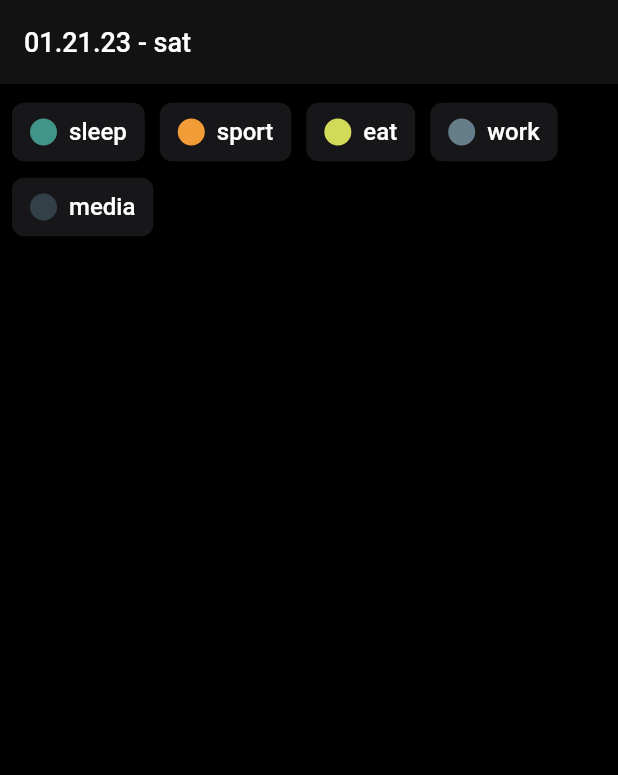
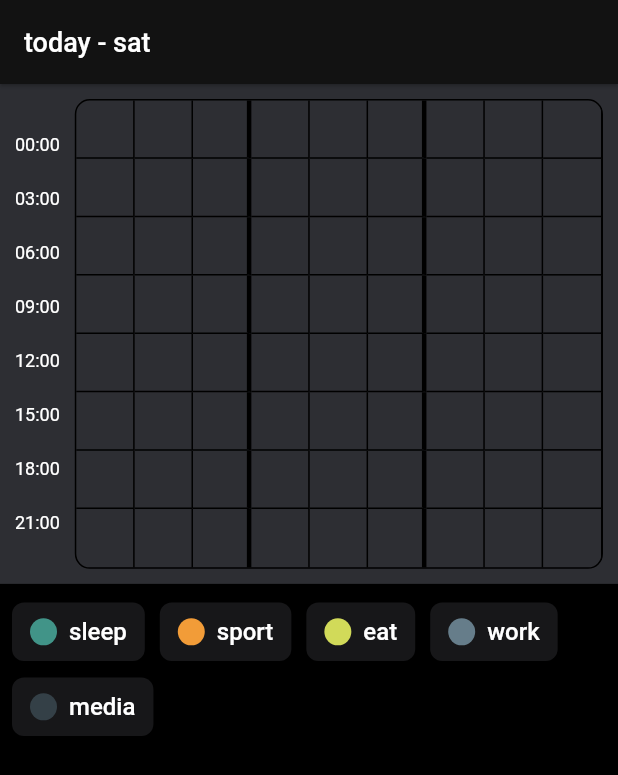
Before and after one commit to AndGreen/smuzy-flutter, a Flutter app: the screen it shows after launch, on a phone screen of 412 x 824 dp. Shown: the top 775 px of the screen. Run offline on Flutter 3.47's test engine with Material 2 defaults, Android fonts, the phone set to English and light mode, and no system bars; our stand-ins replace flutter_hooks, freezed_annotation, functional_widget_annotation, go_router, hooks_riverpod, riverpod_annotation and 1 more.

Commit message:
Day grid section

```diff
--- a/lib/common/theme/colors.dart
+++ b/lib/common/theme/colors.dart
@@ -1,9 +1,12 @@
 import 'package:flutter/material.dart';
 
 class AppColors {
+  static const active = Color(0xffF5FFA7);
   static const white = Color(0xffffffff);
   static const grayDark = Color(0xff121212);
   static const gray = Color(0xff171719);
+  static const grayBg = Color(0xff2D2E33);
+  static const border = Color(0xff1C1D21);
 
   static var defaultRoutinesColors = {
     "red": const Color(0xffe25241),
--- a/lib/common/utils/dates.dart
+++ b/lib/common/utils/dates.dart
@@ -1,4 +1,11 @@
 import 'package:intl/intl.dart';
 
-String getCurrentFormattedDay() =>
-    DateFormat('MM.dd.yy - E').format(DateTime.now()).toLowerCase();
+String getCurrentFormattedDay([DateTime? date]) {
+  var formattedDate = '';
+  if (date == null) {
+    formattedDate = 'Today - ${DateFormat('E').format(DateTime.now())}';
+  } else {
+    formattedDate = DateFormat('MM.dd.yy - E').format(date);
+  }
+  return formattedDate.toLowerCase();
+}
--- a/lib/modules/app/router.dart
+++ b/lib/modules/app/router.dart
@@ -1,5 +1,5 @@
 import 'package:go_router/go_router.dart';
-import 'package:smuzy_flutter/modules/days/day_screen.dart';
+import 'package:smuzy_flutter/modules/days/screens/day_screen.dart';
 
 final router = GoRouter(
   routes: [
--- a/lib/modules/days/day_screen.dart
+++ /dev/null
@@ -1,19 +0,0 @@
-import 'package:flutter/material.dart';
-import 'package:functional_widget_annotation/functional_widget_annotation.dart';
-import 'package:smuzy_flutter/common/theme/fonts.dart';
-import 'package:smuzy_flutter/common/utils/dates.dart';
-import 'package:smuzy_flutter/modules/routines/routines_list.dart';
-
-part 'day_screen.g.dart';
-
-@swidget
-Widget dayScreen() {
-  return Scaffold(
-    appBar: AppBar(
-      title: Text(getCurrentFormattedDay(), style: AppFonts.title),
-    ),
-    body: Column(
-      children: const [RoutinesList()],
-    ),
-  );
-}
--- /dev/null
+++ b/lib/modules/days/screens/day_screen.dart
@@ -0,0 +1,22 @@
+import 'package:flutter/material.dart';
+import 'package:smuzy_flutter/common/theme/fonts.dart';
+import 'package:smuzy_flutter/common/utils/dates.dart';
+import 'package:smuzy_flutter/modules/days/widgets/day_section.dart';
+import 'package:smuzy_flutter/modules/routines/routines_section.dart';
+
+class DayScreen extends StatelessWidget {
+  const DayScreen({super.key});
+
+  @override
+  Widget build(BuildContext context) {
+    return Scaffold(
+      appBar: AppBar(
+        title: Text(getCurrentFormattedDay(), style: AppFonts.title),
+      ),
+      body: Column(
+        crossAxisAlignment: CrossAxisAlignment.stretch,
+        children: const [DaySection(), RoutinesSection()],
+      ),
+    );
+  }
+}
--- /dev/null
+++ b/lib/modules/days/widgets/day_block.dart
@@ -0,0 +1,34 @@
+import 'package:flutter/material.dart';
+import 'package:styled_widget/styled_widget.dart';
+
+class DayBlock extends StatelessWidget {
+  const DayBlock(
+      {super.key,
+      required this.blockSize,
+      required this.row,
+      required this.col});
+
+  final double blockSize;
+  final int col;
+  final int row;
+
+  BorderSide getRightBorderSize(int index) {
+    // TODO: pattern matching:
+    var borderSize = 1.0;
+    if ((index + 1) % 3 == 0) {
+      borderSize = 3;
+    }
+    if (index == 8) {
+      borderSize = 0;
+    }
+    return BorderSide(width: borderSize);
+  }
+
+  @override
+  Widget build(BuildContext context) {
+    return SizedBox(width: blockSize, height: blockSize).decorated(
+        border: row != 7
+            ? Border(bottom: const BorderSide(), right: getRightBorderSize(col))
+            : Border(right: getRightBorderSize(col)));
+  }
+}
--- /dev/null
+++ b/lib/modules/days/widgets/day_block_row.dart
@@ -0,0 +1,22 @@
+import 'package:flutter/material.dart';
+import 'package:smuzy_flutter/modules/days/widgets/day_block.dart';
+
+class DayBlockRow extends StatelessWidget {
+  const DayBlockRow({super.key, required this.blockSize, required this.row});
+
+  final double blockSize;
+  final int row;
+
+  @override
+  Widget build(BuildContext context) {
+    return Row(
+      children: List.generate(
+          9,
+          (index) => DayBlock(
+                col: index,
+                row: row,
+                blockSize: blockSize,
+              )),
+    );
+  }
+}
--- /dev/null
+++ b/lib/modules/days/widgets/day_grid.dart
@@ -0,0 +1,31 @@
+import 'package:flutter/material.dart';
+import 'package:smuzy_flutter/modules/days/widgets/day_block_row.dart';
+
+class DayGrid extends StatelessWidget {
+  const DayGrid({
+    Key? key,
+  }) : super(key: key);
+
+  @override
+  Widget build(BuildContext context) {
+    return LayoutBuilder(builder: (context, constrains) {
+      var blockSize = (constrains.maxWidth - 2) / 9;
+      return Container(
+          height: blockSize * 8 + 2,
+          clipBehavior: Clip.hardEdge,
+          decoration: BoxDecoration(
+            border: Border.all(
+              width: 1,
+            ),
+            borderRadius: const BorderRadius.all(Radius.circular(10)),
+          ),
+          child: Column(
+              children: List.generate(
+                  8,
+                  (index) => DayBlockRow(
+                        blockSize: blockSize,
+                        row: index,
+                      ))));
+    });
+  }
+}
--- /dev/null
+++ b/lib/modules/days/widgets/day_section.dart
@@ -0,0 +1,24 @@
+import 'package:flutter/material.dart';
+import 'package:smuzy_flutter/common/theme/colors.dart';
+import 'package:smuzy_flutter/modules/days/widgets/day_grid.dart';
+import 'package:smuzy_flutter/modules/days/widgets/day_time_labels.dart';
+
+class DaySection extends StatelessWidget {
+  const DaySection({super.key});
+
+  @override
+  Widget build(BuildContext context) {
+    return Container(
+      color: AppColors.grayBg,
+      padding: const EdgeInsets.all(10),
+      child: Row(
+        children: const [
+          DayTimeLabels(),
+          Expanded(
+            child: DayGrid(),
+          ),
+        ],
+      ),
+    );
+  }
+}
--- /dev/null
+++ b/lib/modules/days/widgets/day_time_labels.dart
@@ -0,0 +1,23 @@
+import 'package:flutter/material.dart';
+import 'package:styled_widget/styled_widget.dart';
+
+class DayTimeLabels extends StatelessWidget {
+  const DayTimeLabels({super.key});
+
+  @override
+  Widget build(BuildContext context) {
+    return SizedBox(
+      child: Column(
+        children: List.generate(
+            8,
+            (index) => SizedBox(
+                // TODO: fix dinamic height
+                height: 36,
+                child: Center(
+                  child: Text('${(index * 3).toString().padLeft(2, '0')}:00',
+                      style: const TextStyle(fontSize: 12)),
+                ))),
+      ).padding(vertical: 5),
+    ).padding(right: 10);
+  }
+}
--- a/lib/modules/routines/routines_list.dart
+++ b/lib/modules/routines/routines_section.dart
@@ -5,10 +5,10 @@ import 'package:smuzy_flutter/modules/routines/routines_provider.dart';
 import 'package:smuzy_flutter/modules/routines/routine_button.dart';
 import 'package:styled_widget/styled_widget.dart';
 
-part 'routines_list.g.dart';
+part 'routines_section.g.dart';
 
 @hcwidget
-Widget routinesList(WidgetRef ref) {
+Widget routinesSection(WidgetRef ref) {
   final routinesState = ref.watch(routinesProvider);
 
   return Wrap(
```
Also changed, not shown: lib/modules/routines/routines_list.g.dart (deleted), lib/modules/routines/routines_section.g.dart.
